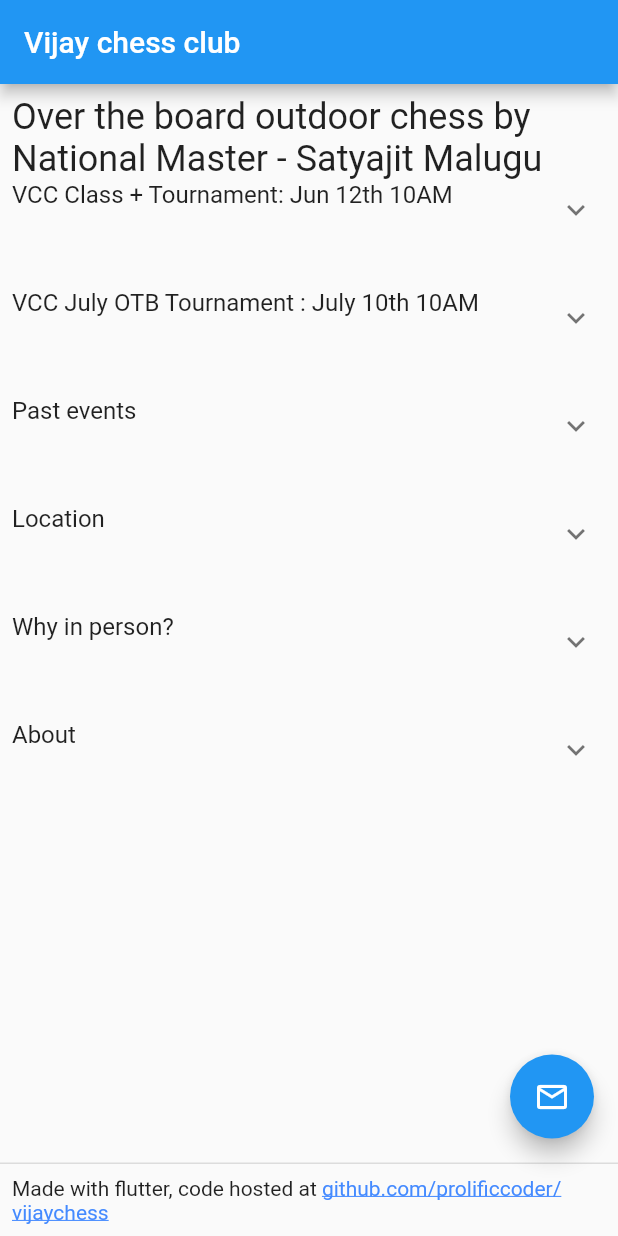
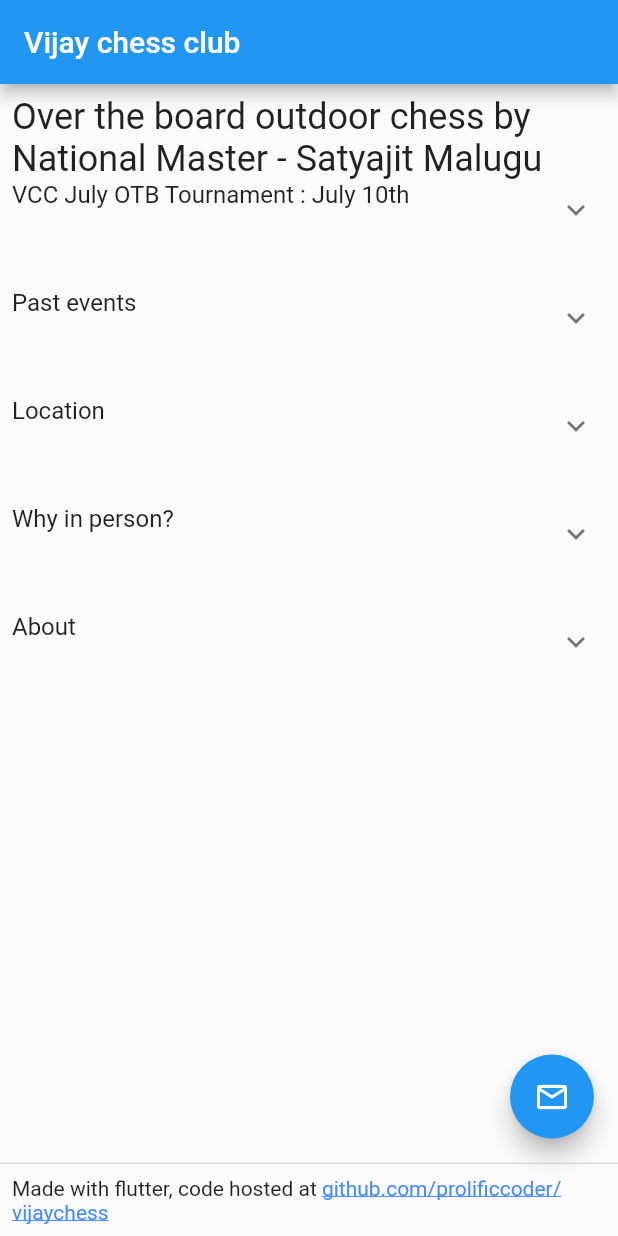
Before and after one commit to prolificcoder/vijaychess, a Flutter app: the screen it shows after launch, on a phone screen of 412 x 824 dp. Run offline on Flutter 3.47's test engine with Material 2 defaults, Android fonts, the phone set to English and light mode, and no system bars; drawn by our look-alikes of expandable, flutter_linkify; our stand-ins replace carousel_slider; missing offline and left inert: mailto.

Commit message:
adding photos and updating future events

```diff
--- a/lib/main.dart
+++ b/lib/main.dart
@@ -48,10 +48,18 @@ Rating:
 
   @override
   Widget build(BuildContext context) {
-    List<String> imageList = [
+    List<String> kickoffImageList = [
       'VCC-kickoff-1.jpg',
       'VCC-kickoff-2.jpg',
       'VCC-kickoff-3.jpg'
+    ];
+    List<String> juneImageList = [
+      'VCC-june-1.jpg',
+      'VCC-june-2.jpg',
+      'VCC-june-3.jpg',
+      'VCC-june-4.jpg',
+      'VCC-june-5.jpg',
+      'VCC-june-6.jpg',
     ];
     return Scaffold(
       appBar: AppBar(
@@ -68,22 +76,7 @@ Rating:
                   style: Theme.of(context).textTheme.headline5,
                 ),
                 ExpandablePanel(
-                  header: Text('VCC Class + Tournament: Jun 12th 10AM',
-                      style: Theme.of(context).textTheme.subtitle1),
-                  collapsed: Text(''),
-                  expanded: Text(
-                      '''Over the board class, some pizza and rated tournament
-Class starts at 10AM sharp. Then there will be break and we start the tournament at about 11. Pizza will be served as lunch.
-Masks are required for class time. Capped at max 10 players
-Class will be focused on opening principles and exploitation of opening mistakes.
-Tournament Game 25 + 5 sec increment. Mini swiss/Quad 3 round event. Real pieces, real clock, real notation.
-If you would like class only or tournament only for a lower price, that's an option too.
-
-\$50 entry fee. Prize fund 50% of entree fees. Special prize for notation accuracy.'''),
-                ),
-                SizedBox(height: 16),
-                ExpandablePanel(
-                  header: Text('VCC July OTB Tournament : July 10th 10AM',
+                  header: Text('VCC July OTB Tournament : July 10th',
                       style: Theme.of(context).textTheme.subtitle1),
                   collapsed: Text(''),
                   expanded: Text('''Over the board tournament and pizza
@@ -91,7 +84,7 @@ First round starts at 10, should be done by around 1PM. Pizza will be served as
 Masks are required for entire duration.
 Tournament Game 25 + 5 sec increment. Mini swiss/Quad 3 round event. Real pieces, real clock, real notation.
 
-\$30 entry fee. Prize fund 50% of entree fees. Special prize for notation accuracy.'''),
+\$30 entry fee. Prize fund 70% of entree fees. Special prize for notation accuracy.'''),
                 ),
                 SizedBox(height: 16),
                 ExpandablePanel(
@@ -99,8 +92,37 @@ Tournament Game 25 + 5 sec increment. Mini swiss/Quad 3 round event. Real pieces
                       style: Theme.of(context).textTheme.subtitle1),
                   collapsed: Text(''),
                   expanded: Column(children: [
+                    ExpandableNotifier(
+                      child: ExpandablePanel(
+                          header: Text('VCC Class + Tournament: Jun 12th',
+                              style: Theme.of(context).textTheme.subtitle1),
+                          collapsed: Text(''),
+                          expanded: Column(children: [
                             Text(
+                                '''Over the board class, some pizza and rated tournament
+Class starts at 10AM sharp. Then there will be break and we start the tournament at about 11. Pizza will be served as lunch.
+Masks are required for class time. Capped at max 10 players
+Class will be focused on opening principles and exploitation of opening mistakes.
+Tournament Game 25 + 5 sec increment. Mini swiss/Quad 3 round event. Real pieces, real clock, real notation.
+
+\$50 entry fee. Prize fund 50% of entree fees. Special prize for notation accuracy.'''),
+                            CarouselSlider(
+                                options: CarouselOptions(),
+                                items: juneImageList
+                                    .map((item) => Container(
+                                            child: Image.asset(
+                                          'images/' + item,
+                                        )))
+                                    .toList()),
+                          ])),
+                    ),
+                    SizedBox(height: 16),
+                    ExpandableNotifier(
+                      child: ExpandablePanel(
+                          header: Text(
                               'VCC Kickoff: OTB Class + Rated Tournament on Memorial day - May 31st'),
+                          collapsed: Text(''),
+                          expanded: Column(children: [
                             Text(
                                 '''Get ready for some over the board chess! We are going to kickoff VCC by a class + rated tournament event.
 Class starts at 2PM sharp and should be finished by 3. There will be break for about 15 mins and then we start the tournament. Wrap up around 6PM.
@@ -112,17 +134,18 @@ If you would like class only or tournament only for a lower price, that's an opt
 '''),
                             CarouselSlider(
                                 options: CarouselOptions(),
-                        items: imageList
+                                items: kickoffImageList
                                     .map((item) => Container(
                                             child: Image.asset(
                                           'images/' + item,
                                         )))
                                     .toList()),
-                    SizedBox(height: 16),
                             Linkify(
                                 text:
                                     'Ratings cross table posted at: http://chess.ratingsnw.com/report20-21/VijayChessClubMemDay.html',
                                 options: LinkifyOptions(humanize: false)),
+                          ])),
+                    ),
                   ]),
                 ),
                 SizedBox(height: 16),
```
Also changed, not shown: images/VCC-june-5.jpg (added), pubspec.lock, 8 other files. Lines whose indentation alone changed are shown as unchanged.
